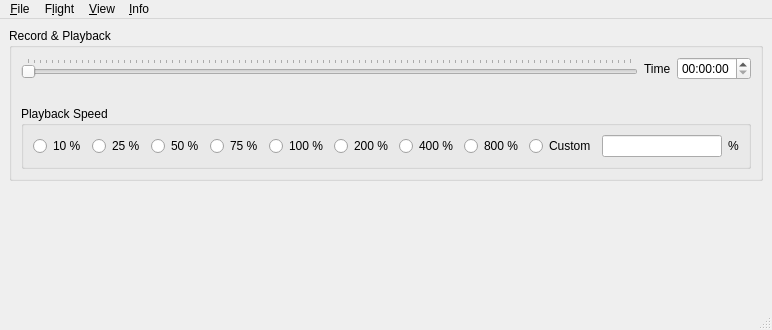
This is src/UserInterface/src/MainWindow.ui in till213/SkyDolly as Qt 5 draws it before an edit. The edited form follows.
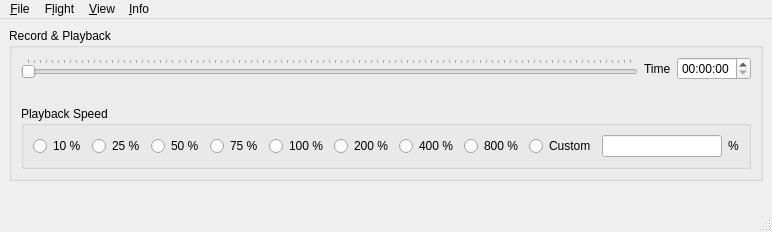
This is the edited form.

Commit message: Add forward/backward buttons

What changed in the file:
```diff
--- a/src/UserInterface/src/MainWindow.ui
+++ b/src/UserInterface/src/MainWindow.ui
@@ -6,8 +6,8 @@
    <rect>
     <x>0</x>
     <y>0</y>
-    <width>757</width>
-    <height>330</height>
+    <width>761</width>
+    <height>232</height>
    </rect>
   </property>
   <property name="windowTitle">
```
Left out of the diff: 39 changed lines with no effect on the pictures. The commit also changes 6 other files.
